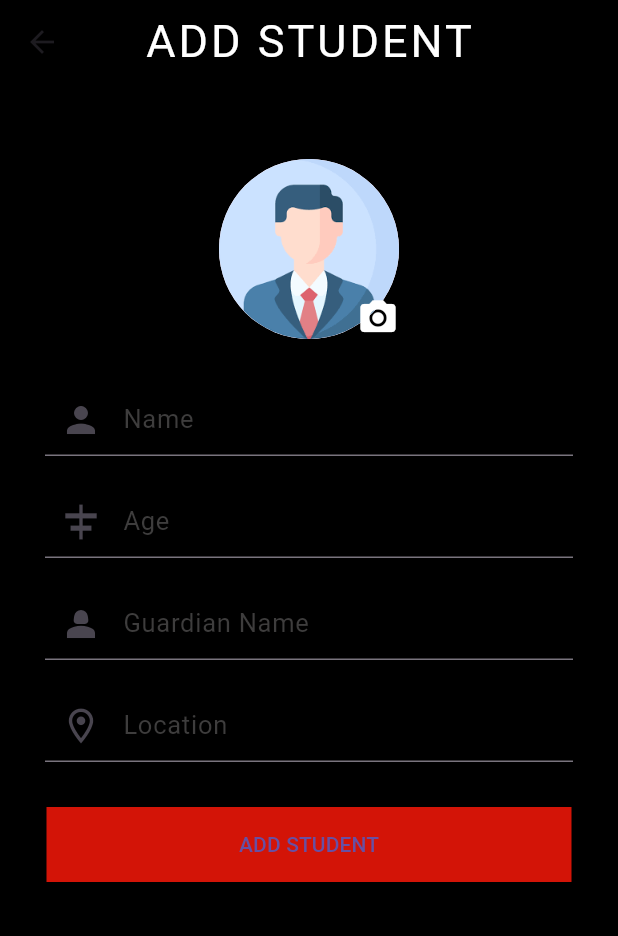
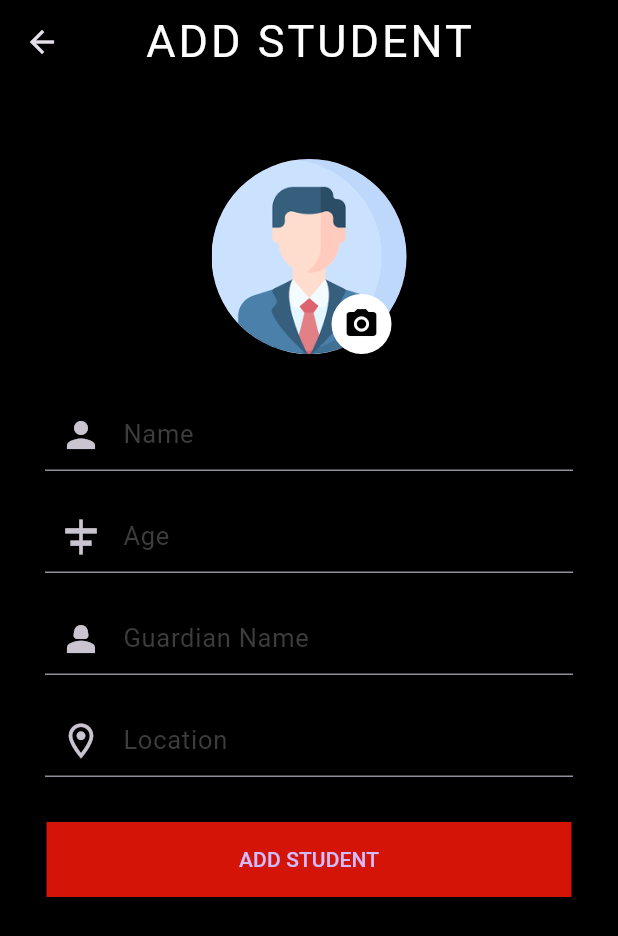
Before and after one commit to SahadMPP/StudentManagementApp, a Flutter app: the AddStudent screen opened directly, on a phone screen of 412 x 824 dp. Shown: the top 936 px of the screen. Run offline on Flutter 3.47's test engine with Material 3 defaults, Android fonts, the phone set to English and light mode, and no system bars; our stand-ins replace get, google_fonts, hive, hive_flutter, image_picker; accounts and stored records are empty.

Commit message:
update done

```diff
--- a/lib/db/function.dart
+++ b/lib/db/function.dart
@@ -25,7 +25,7 @@ class Student extends ChangeNotifier {
     studentvalueLisener.notifyListeners();
   }
 
-  Future<void> deleteValue(int id, StudentModel value) async {
+  Future<void> deleteValue(int id) async {
     final studentDB = await Hive.openBox<StudentModel>('student_db');
     studentDB.delete(id);
     getAllstudents();
--- a/lib/model/model_student.dart
+++ b/lib/model/model_student.dart
@@ -14,7 +14,7 @@ class StudentModel {
   @HiveField(4)
   final String location;
   @HiveField(5)
-  final String? profileImage;
+  final String profileImage;
 
   StudentModel(
       {required this.name,
--- a/lib/screens/student_adding.dart
+++ b/lib/screens/student_adding.dart
@@ -1,9 +1,8 @@
+import 'dart:io';
 import 'package:flutter/material.dart';
-import 'package:flutter_application_2/student_provider.dart/add_update.dart';
+import 'package:flutter_application_2/student_provider.dart/add_students.dart';
 import 'package:flutter_application_2/widgets/appbar_title.dart';
-import 'package:flutter_application_2/widgets/image_widget_adding.dart';
 import 'package:flutter_application_2/widgets/textfiled.dart';
-import 'package:image_picker/image_picker.dart';
 import 'package:provider/provider.dart';
 
 class AddStudent extends StatelessWidget {
@@ -12,23 +11,7 @@ class AddStudent extends StatelessWidget {
 
   @override
   Widget build(BuildContext context) {
-    TextEditingController userNameInput = TextEditingController();
-    TextEditingController userAgeInput = TextEditingController();
-    TextEditingController userGardianInput = TextEditingController();
-    TextEditingController userLocationInput = TextEditingController();
-
     final formKey = GlobalKey<FormState>();
-
-    final addListProvider = Provider.of<AddAndUpdate>(context);
-
-    // if (checkEdit == true) {
-    //   addListProvider.givingValue(index);
-    //   userNameInput = addListProvider.userNameInput;
-    //   userAgeInput = addListProvider.userAgeInput;
-    //   userGardianInput = addListProvider.userGardianInput;
-    //   userLocationInput = addListProvider.userLocationInput;
-    // }
-
     return Scaffold(
       backgroundColor: Colors.black,
       appBar: appBar('ADD STUDENT'),
@@ -36,42 +19,69 @@ class AddStudent extends StatelessWidget {
         physics: const BouncingScrollPhysics(),
         child: Form(
           key: formKey,
-          child: Column(
+          child: Consumer<AddStuProvider>(
+            builder: (context, addStudent, child) {
+              return Column(
                 children: [
                   const SizedBox(height: 50),
-              ImageWidget(
-                onPressedCam: () {
-                  addListProvider.tookPhoto(ImageSource.camera);
+                  Stack(
+                    children: [
+                      ClipRRect(
+                        borderRadius: BorderRadius.circular(100),
+                        child: CircleAvatar(
+                          radius: 65,
+                          child: addStudent.selectedImage == null
+                              ? Image.asset(
+                                  'asset/filepicker.png',
+                                  fit: BoxFit.contain,
+                                )
+                              : Image.file(
+                                  File(addStudent.selectedImage!.path),
+                                ),
+                        ),
+                      ),
+                      Positioned(
+                        left: 80,
+                        top: 90,
+                        child: CircleAvatar(
+                          backgroundColor: Colors.white,
+                          child: IconButton(
+                              onPressed: () {
+                                addStudent.imagecollect();
                               },
-                onPressedGal: () {
-                  addListProvider.tookPhoto(ImageSource.gallery);
-                },
+                              icon: const Icon(
+                                Icons.camera_alt,
+                                color: Colors.black,
+                              )),
+                        ),
+                      ),
+                    ],
                   ),
                   const SizedBox(height: 30),
                   TextFiledStu(
                     hintText: 'Name',
-                controller: userNameInput,
+                    controller: addStudent.nameEditInput,
                     validatorText: 'Please enter name',
                     prifixIcons: Icons.person,
                   ),
                   const SizedBox(height: 20),
                   TextFiledStu(
                     hintText: 'Age',
-                controller: userAgeInput,
+                    controller: addStudent.ageEditInput,
                     validatorText: 'Please enter age',
                     prifixIcons: Icons.align_horizontal_center_outlined,
                   ),
                   const SizedBox(height: 20),
                   TextFiledStu(
                     hintText: 'Guardian Name',
-                controller: userGardianInput,
+                    controller: addStudent.gadianEditInput,
                     validatorText: 'Please enter guardian name',
                     prifixIcons: Icons.person_2,
                   ),
                   const SizedBox(height: 20),
                   TextFiledStu(
                     hintText: 'Location',
-                controller: userLocationInput,
+                    controller: addStudent.locationEditInput,
                     prifixIcons: Icons.location_on_outlined,
                     validatorText: 'Please enter location',
                   ),
@@ -82,32 +92,12 @@ class AddStudent extends StatelessWidget {
                     child: ElevatedButton(
                       onPressed: () {
                         if (formKey.currentState!.validate()) {
-                      // if (checkEdit == true) {
-                      //   addListProvider.upDateStudent(
-                      //     userNameInput: userNameInput,
-                      //     userAgeInput: userAgeInput,
-                      //     userGardianInput: userGardianInput,
-                      //     userLocationInput: userLocationInput,
-                      //     imageFile: addListProvider.imageFile,
-                      //     addListProvider: addListProvider,
-                      //     id: index,
-                      //   );
-                      //   Navigator.of(context).pop();
-                      // } else {
-                      //   addListProvider.addStudenceOnButtenclick(
-                      //     userNameInput: userNameInput,
-                      //     userAgeInput: userAgeInput,
-                      //     userGardianInput: userGardianInput,
-                      //     userLocationInput: userLocationInput,
-                      //     imageFile: addListProvider.imageFile,
-                      //     addListProvider: addListProvider,
-                      //   );
-                      //   Navigator.of(context).pop();
-                      // }
+                          addStudent.addtoList();
                         }
                       },
                       style: const ButtonStyle(
-                    shape: MaterialStatePropertyAll(BeveledRectangleBorder()),
+                        shape:
+                            MaterialStatePropertyAll(BeveledRectangleBorder()),
                         backgroundColor: MaterialStatePropertyAll(
                           Color.fromARGB(255, 211, 20, 7),
                         ),
@@ -116,6 +106,8 @@ class AddStudent extends StatelessWidget {
                     ),
                   ),
                 ],
+              );
+            },
           ),
         ),
       ),
--- a/lib/student_provider.dart/list_note.dart
+++ b/lib/student_provider.dart/list_note.dart
@@ -6,7 +6,7 @@ import 'package:get/get.dart';
 class ListNotifier extends ChangeNotifier {
   deleteValue(data) {
     if (data.id != null) {
-      students.deleteValue(data.id!, data);
+      students.deleteValue(data.id!);
       Get.showSnackbar(const GetSnackBar(
         message: 'Student is removed',
         duration: Duration(seconds: 2),
--- a/lib/student_provider.dart/update_provider.dart
+++ b/lib/student_provider.dart/update_provider.dart
@@ -1,16 +1,19 @@
-// import 'dart:developer';
+import 'dart:io';
 
-// import 'package:flutter/material.dart';
+import 'package:flutter/material.dart';
+import 'package:image_picker/image_picker.dart';
 
-// class UpdateProvider extends ChangeNotifier {
-//   final userNameInput = TextEditingController();
-//   bool isValid = false;
-//   textverification(value) {
-//     log('working provider');
-//     if (value == null || value.isEmpty) {
-//       return 'working';
-//     } else {
-//       return 'null';
-//     }
-//   }
-// }
+class UpdateProvider extends ChangeNotifier {
+  File? seletedImage;
+
+  Future imagecollect() async {
+    final pikedImage =
+        await ImagePicker().pickImage(source: ImageSource.gallery);
+    if (pikedImage == null) {
+      return;
+    }
+
+    seletedImage = File(pikedImage.path);
+    notifyListeners();
+  }
+}
--- a/lib/widgets/appbar_title.dart
+++ b/lib/widgets/appbar_title.dart
@@ -3,6 +3,7 @@ import 'package:google_fonts/google_fonts.dart';
 
 AppBar appBar(String title) {
   return AppBar(
+    backgroundColor: Colors.black,
     title: Text(
       title,
       style: GoogleFonts.roadRage(
```
Also changed, not shown: lib/main.dart (+6 -8 lines), lib/screens/list_of_student.dart (+16 -30 lines), lib/screens/student_deatiles.dart (+13 -13 lines), lib/screens/update_stu.dart (+75 -23 lines), lib/student_provider.dart/add_students.dart (added, +81 -0 lines), lib/model/model_student.g.dart. Lines whose indentation alone changed are shown as unchanged.
